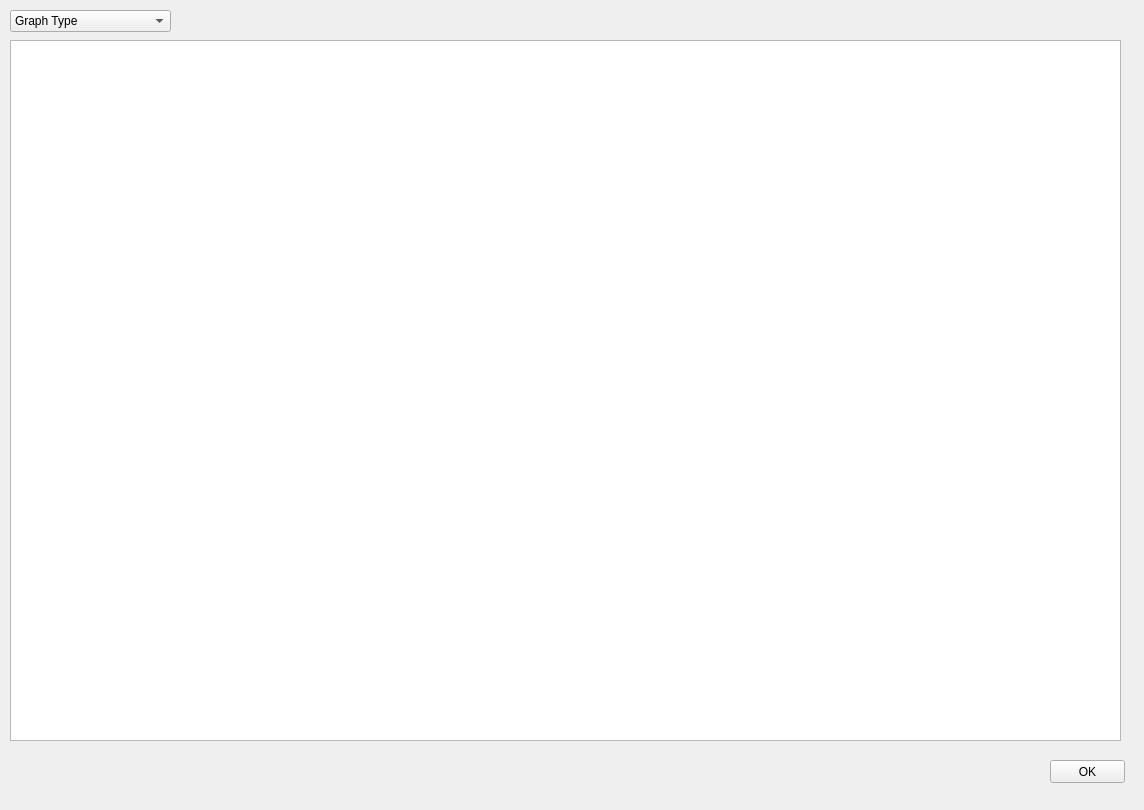
The window that NetworkQT/GraphSelectView.ui (hrachyahakobyan/Network-Simulator-C-) describes before a commit, drawn with Qt 5.
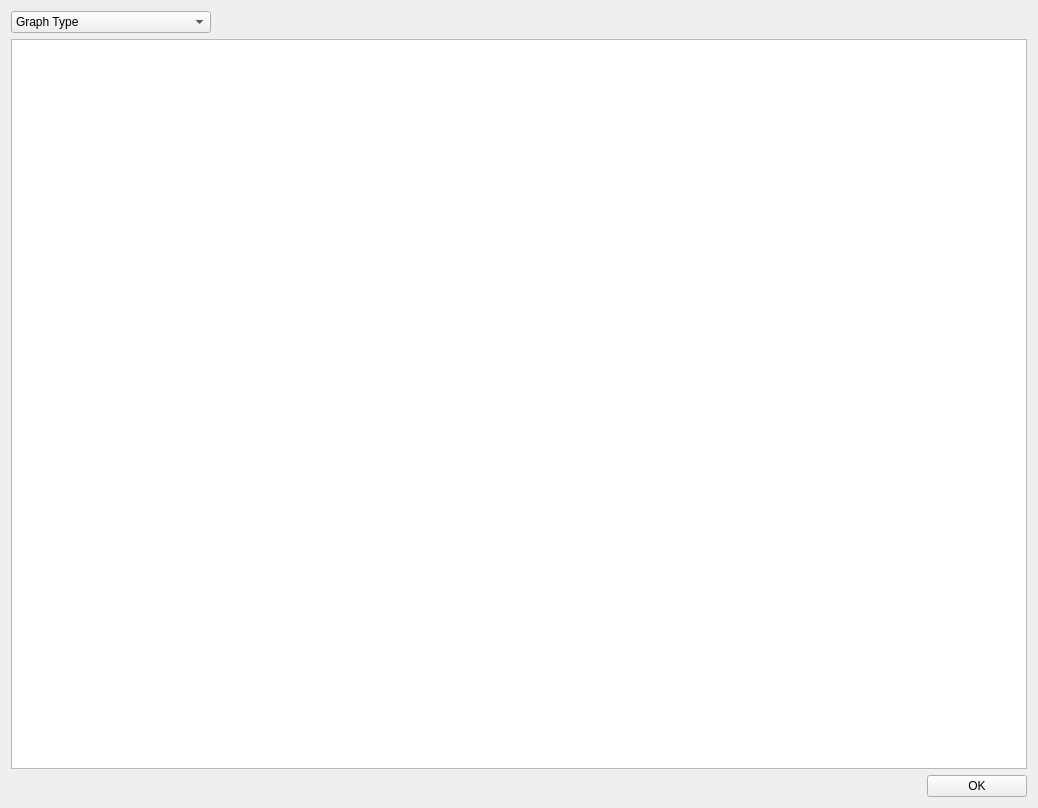
The same window after the commit.

```diff
--- a/NetworkQT/GraphSelectView.ui
+++ b/NetworkQT/GraphSelectView.ui
@@ -6,21 +6,21 @@
    <rect>
     <x>0</x>
     <y>0</y>
-    <width>1144</width>
-    <height>810</height>
+    <width>1038</width>
+    <height>808</height>
    </rect>
   </property>
   <property name="windowTitle">
    <string>GraphSelectView</string>
   </property>
+  <layout class="QVBoxLayout" name="verticalLayout">
+   <item>
   <widget class="QComboBox" name="graphTypeBox">
-   <property name="geometry">
-    <rect>
-     <x>10</x>
-     <y>10</y>
-     <width>161</width>
-     <height>22</height>
-    </rect>
+     <property name="maximumSize">
+      <size>
+       <width>200</width>
+       <height>16777215</height>
+      </size>
    </property>
    <property name="currentText">
     <string>Graph Type</string>
@@ -121,29 +121,27 @@
     </property>
    </item>
   </widget>
-  <widget class="QGraphicsView" name="graphicsView">
-   <property name="geometry">
-    <rect>
-     <x>10</x>
-     <y>40</y>
-     <width>1111</width>
-     <height>701</height>
-    </rect>
-   </property>
-  </widget>
+   </item>
+   <item>
+    <widget class="QGraphicsView" name="graphicsView"/>
+   </item>
+   <item>
   <widget class="QPushButton" name="okButton">
-   <property name="geometry">
-    <rect>
-     <x>1050</x>
-     <y>760</y>
-     <width>75</width>
-     <height>23</height>
-    </rect>
+     <property name="maximumSize">
+      <size>
+       <width>100</width>
+       <height>16777215</height>
+      </size>
+     </property>
+     <property name="layoutDirection">
+      <enum>Qt::RightToLeft</enum>
    </property>
    <property name="text">
     <string>OK</string>
    </property>
   </widget>
+   </item>
+  </layout>
  </widget>
  <layoutdefault spacing="6" margin="11"/>
  <resources/>
```
Lines whose indentation alone changed are shown as unchanged.
